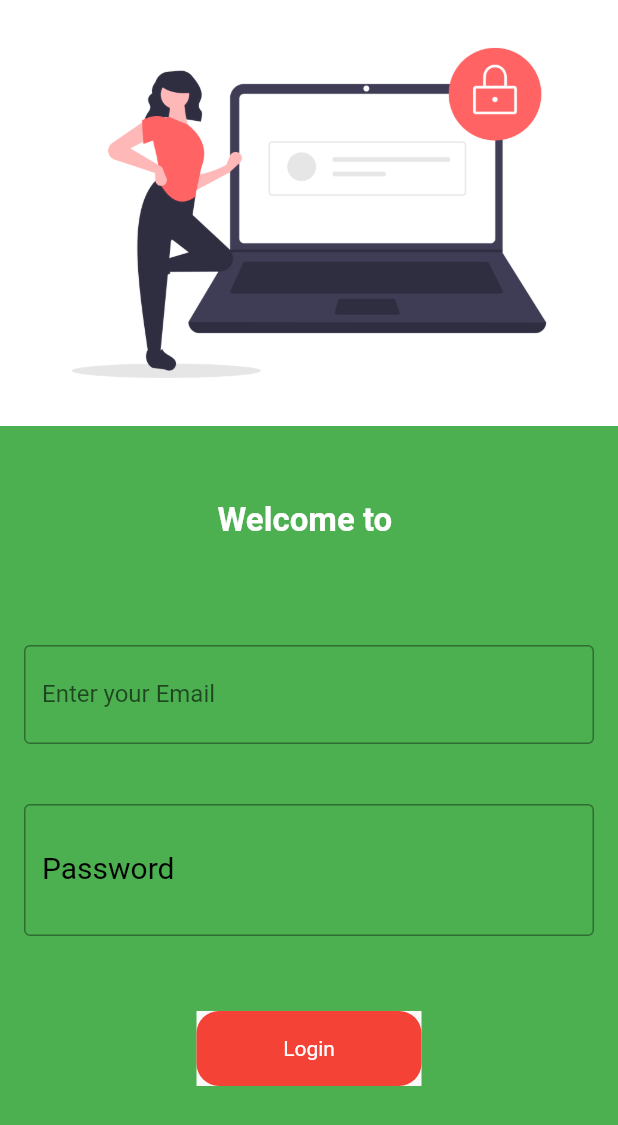
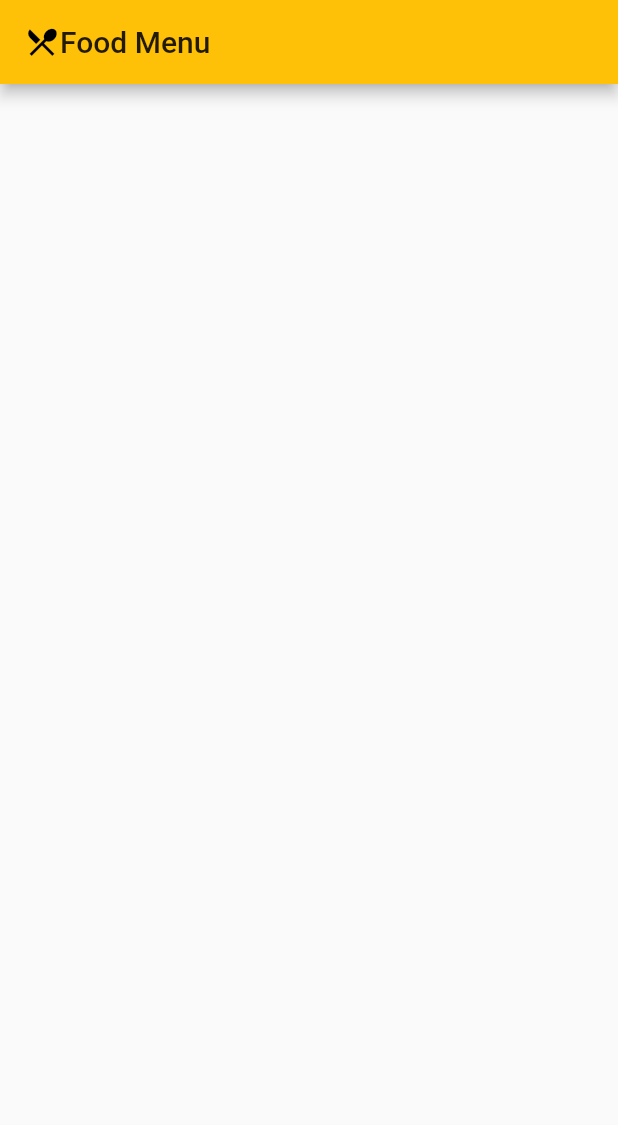
Before and after one commit to IkramGhalib/flutter_class_work, a Flutter app: the screen it shows after launch, on a phone screen of 412 x 824 dp. Shown: the top 1125 px of the screen. Run offline on Flutter 3.47's test engine with Material 2 defaults, Android fonts, the phone set to English and light mode, and no system bars; our stand-ins replace sqflite; missing offline and left inert: spincircle_bottom_bar, splash_screen_view; accounts and stored records are empty.

```diff
--- a/lib/home_page.dart
+++ b/lib/home_page.dart
@@ -2,6 +2,7 @@ import 'package:flutter/material.dart';
 import 'package:flutter/cupertino.dart';
 import 'package:flutter_day_1/dashboard.dart';
 import 'package:flutter_day_1/utils/routes.dart';
+import 'package:flutter_day_1/widgets/mywidget.dart';
 
 class Home extends StatefulWidget {
   const Home({Key? key}) : super(key: key);
@@ -11,12 +12,27 @@ class Home extends StatefulWidget {
 }
 
 class _HomeState extends State<Home> {
+  TextEditingController email = TextEditingController();
+  TextEditingController password = TextEditingController();
+  // TextEditingController  = TextEditingController();
+
+  GlobalKey<ScaffoldState> globalKey = GlobalKey<ScaffoldState>();
+
+  void validation() {
+  //   if (email.text.trim().isEmpty || email.text.trim() == null) {
+  //     var showSnackBar = globalKey.currentState!
+  //         .showSnackBar(SnackBar(content: Text("Email Enter")));
+  //     return;
+    // }
+  }
+
   @override
   Widget build(BuildContext context) {
     String name = "";
-    bool _txtpassword = false;
-    bool changeButton = false;
+    // bool _txtpassword = false;
+    // bool changeButton = false;
     return Material(
+      key: globalKey,
       color: Colors.green,
       child: Column(
         children: [
@@ -40,60 +56,41 @@ class _HomeState extends State<Home> {
           Padding(
             padding:
                 const EdgeInsets.symmetric(vertical: 20.0, horizontal: 16.0),
+            child: SingleChildScrollView(
               child: Column(
+
                 children: [
-                TextFormField(
-                  decoration: InputDecoration(
-                      labelText: "Enter your Email",
+                  TextFormWidget(
+                    controller: email,
+                    obscureText: false,
+                    labelText: "Enter email",
                     hintText: "Email",
-                      hintStyle: TextStyle(fontSize: 22, color: Colors.purple),
-                      border: OutlineInputBorder()),
                   ),
                   SizedBox(height: 40.0),
-                TextFormField(
-                  obscureText: _txtpassword,
-                  decoration: InputDecoration(
-                      hintText: "Enter Password",
-                      labelText: "Password",
-                      labelStyle: TextStyle(fontSize: 20, color: Colors.black),
-                      border: OutlineInputBorder(),
-                      suffix: IconButton(
-                        icon: Icon(_txtpassword
-                            ? Icons.remove_circle
-                            : Icons.security),
-                        onPressed: () {
-                          setState(() {
-                            _txtpassword = !_txtpassword;
-                          });
-                        },
-                      )),
+                  TextFormWidget(
+                    controller: password,
+                    obscureText: true,
+                    labelText: "Enter Password",
+                    hintText: "Password",
                   ),
                   SizedBox(
                     height: 50.0,
                   ),
-                Material(
-                  child: InkWell(
-                    onTap: () {
-                      Navigator.pushNamed(context, MyRoutes.DashboardRoutes);
-                      // Navigator.pushNamed(context,MyRoutes.DashboardRoutes);
+                  // TextFormWidget(
+                  //   obscureText: true,
+                  //   labelText: "Enter firstname",
+                  //   hintText: "Firstname",
+                  // ),
+                  Container(
+                    child: ElevatedButton(
+                      onPressed: () {
+                        validation();
                       },
-                    child: AnimatedContainer(
-                      duration: Duration(seconds: 2),
-                      width: changeButton?100:150,
-                      height: 50,
-                      alignment: Alignment.center,
-                      // color: Colors.red,
-                      child: Text(
-                        "Login",
-                        style: TextStyle(color: Colors.white),
-                      ),
-                      decoration: BoxDecoration(
-                          color: Colors.red,
-                          borderRadius: BorderRadius.circular(15)),
-                    ),
+                      child: Text("login"),
                     ),
                   )
                 ],
+              ),
             ),
           ),
         ],
--- a/lib/main.dart
+++ b/lib/main.dart
@@ -1,6 +1,8 @@
 import 'package:flutter/material.dart';
 import 'package:flutter_day_1/dashboard.dart';
+import 'package:flutter_day_1/splash_screen.dart';
 import 'package:flutter_day_1/utils/routes.dart';
+import 'package:flutter_day_1/widgets/recipt_card.dart';
 
 import 'home_page.dart';
 
@@ -21,8 +23,10 @@ class MyApp extends StatelessWidget {
         backgroundColor: Colors.red,
       ),
       routes: {
-        "/":(context)=>Home(),
+        "/":(context)=>Menu(),
         MyRoutes.DashboardRoutes:(context)=>Dashboard(),
+         MyRoutes.LoginRoutes:(context)=>Home(),
+
 
       },
 
--- /dev/null
+++ b/lib/movies_data.dart
@@ -0,0 +1 @@
+import 'package:flutter/material.dart';
--- /dev/null
+++ b/lib/widgets/recipt_card.dart
@@ -0,0 +1,23 @@
+import 'package:flutter/material.dart';
+
+
+class Menu extends StatelessWidget {
+
+
+  @override
+  Widget build(BuildContext context) {
+    return Scaffold(
+      appBar: AppBar(
+        title: Row(
+          children: [
+            Icon(Icons.restaurant_menu),
+            Text("Food Menu"),
+
+          ],
+        ),
+      ),
+
+
+    );
+  }
+}
--- a/pubspec.yaml
+++ b/pubspec.yaml
@@ -21,6 +21,7 @@ environment:
   sdk: ">=2.12.0 <3.0.0"
 
 dependencies:
+  spincircle_bottom_bar: ^2.0.0
   flutter:
     sdk: flutter
 
@@ -30,6 +31,9 @@ dependencies:
   cupertino_icons: ^1.0.2
   firebase_auth: ^3.1.0
   google_fonts: ^2.1.0
+  splash_screen_view: ^3.0.0
+  http:
+  sqflite:
 
 
 dev_dependencies:
```
Also changed, not shown: lib/dashboard.dart (+50 -8 lines), lib/splash_screen.dart (added, +41 -0 lines), lib/sqlfile/db.dart (added, +29 -0 lines), lib/sqlfile/model.dart (added, +15 -0 lines), lib/widgets/drawer.dart (+29 -7 lines), lib/widgets/mywidget.dart (added, +31 -0 lines), pubspec.lock. Lines whose indentation alone changed are shown as unchanged.
